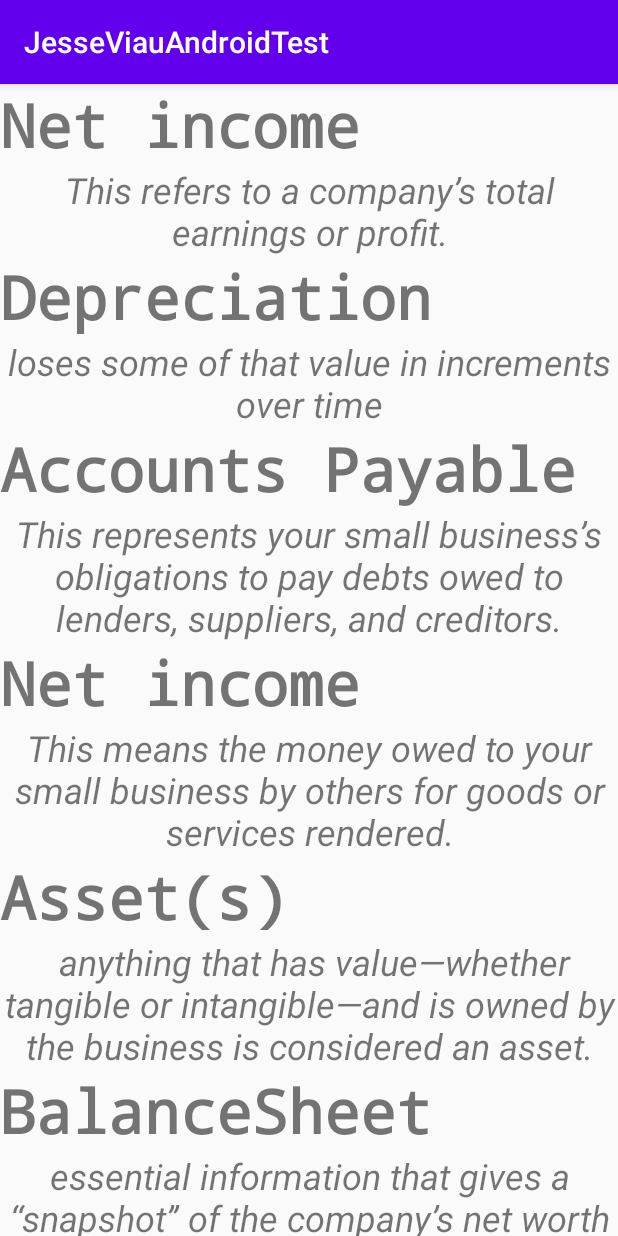
After one commit to jveo/Finance-App, an Android app: the fragment financeTerminologyFragment shown on its own in the app's theme, on a phone screen of 412 x 824 dp. The commit adds this screen. Run offline under Robolectric (Android 15) with nearby library versions, the phone set to English and light mode, and no system bars.

Commit message:
Completed recycler View

```diff
--- /dev/null
+++ b/app/src/main/java/com/example/jesseviauandroidtest/CustomRecyclerViewAdapter.java
@@ -0,0 +1,57 @@
+package com.example.jesseviauandroidtest;
+
+import android.view.LayoutInflater;
+import android.view.View;
+import android.view.ViewGroup;
+import android.widget.TextView;
+
+import androidx.annotation.NonNull;
+import androidx.recyclerview.widget.RecyclerView;
+
+import com.example.jesseviauandroidtest.pojo.Term;
+
+import java.util.ArrayList;
+
+public class CustomRecyclerViewAdapter extends RecyclerView.Adapter<CustomRecyclerViewAdapter.CustomViewHolder> {
+
+    private ArrayList<Term> Terms;
+
+    public CustomRecyclerViewAdapter(ArrayList<Term> Terms){
+        this.Terms = Terms;
+    }
+
+    @NonNull
+    @Override
+    public CustomViewHolder onCreateViewHolder(@NonNull ViewGroup parent, int viewType) {
+        View view = LayoutInflater.from(parent.getContext())
+                .inflate(R.layout.listview_item, null);
+        return new CustomViewHolder(view);
+    }
+
+    @Override
+    public void onBindViewHolder(@NonNull CustomViewHolder holder, int position) {
+        Term term  = Terms.get(position);
+        holder.name.setText(term.getName());
+        holder.description.setText(term.getDefinition());
+    }
+
+    @Override
+    public int getItemCount() {
+        if(Terms != null){
+            return Terms.size();
+        }
+        return 0;
+    }
+
+    class CustomViewHolder extends  RecyclerView.ViewHolder{
+        protected TextView name;
+        protected TextView description;
+
+        public CustomViewHolder(@NonNull View itemView) {
+            super(itemView);
+            this.name = itemView.findViewById(R.id.name);
+            this.description = itemView.findViewById(R.id.itemDescription);
+        }
+    }
+
+}
--- /dev/null
+++ b/app/src/main/java/com/example/jesseviauandroidtest/fragments/financeTerminologyFragment.java
@@ -0,0 +1,113 @@
+package com.example.jesseviauandroidtest.fragments;
+
+import android.os.Bundle;
+
+import androidx.fragment.app.Fragment;
+import androidx.recyclerview.widget.GridLayoutManager;
+import androidx.recyclerview.widget.LinearLayoutManager;
+import androidx.recyclerview.widget.RecyclerView;
+import androidx.recyclerview.widget.StaggeredGridLayoutManager;
+
+import android.view.LayoutInflater;
+import android.view.View;
+import android.view.ViewGroup;
+
+import com.example.jesseviauandroidtest.CustomRecyclerViewAdapter;
+import com.example.jesseviauandroidtest.R;
+import com.example.jesseviauandroidtest.pojo.Term;
+
+import java.util.ArrayList;
+
+/**
+ * A simple {@link Fragment} subclass.
+ * Use the {@link financeTerminologyFragment#newInstance} factory method to
+ * create an instance of this fragment.
+ */
+public class financeTerminologyFragment extends Fragment {
+
+    // TODO: Rename parameter arguments, choose names that match
+    // the fragment initialization parameters, e.g. ARG_ITEM_NUMBER
+    private static final String ARG_PARAM1 = "param1";
+    private static final String ARG_PARAM2 = "param2";
+
+    // TODO: Rename and change types of parameters
+    private String mParam1;
+    private String mParam2;
+
+    public financeTerminologyFragment() {
+        // Required empty public constructor
+    }
+
+    /**
+     * Use this factory method to create a new instance of
+     * this fragment using the provided parameters.
+     *
+     * @param param1 Parameter 1.
+     * @param param2 Parameter 2.
+     * @return A new instance of fragment financeTerminologyFragment.
+     */
+    // TODO: Rename and change types and number of parameters
+    public static financeTerminologyFragment newInstance(String param1, String param2) {
+        financeTerminologyFragment fragment = new financeTerminologyFragment();
+        Bundle args = new Bundle();
+        args.putString(ARG_PARAM1, param1);
+        args.putString(ARG_PARAM2, param2);
+        fragment.setArguments(args);
+        return fragment;
+    }
+
+    @Override
+    public void onCreate(Bundle savedInstanceState) {
+        super.onCreate(savedInstanceState);
+        if (getArguments() != null) {
+            mParam1 = getArguments().getString(ARG_PARAM1);
+            mParam2 = getArguments().getString(ARG_PARAM2);
+        }
+    }
+
+    @Override
+    public View onCreateView(LayoutInflater inflater, ViewGroup container,
+                             Bundle savedInstanceState) {
+        View view = inflater.inflate(R.layout.fragment_finance_terminology, container, false);
+
+        RecyclerView recyclerView = view.findViewById(R.id.recycle);
+        //List of items
+        ArrayList<Term> Terms = new ArrayList<>();
+        Terms.add(new Term("Net income", "This refers to a company’s total earnings or profit."));
+        Terms.add(new Term("Depreciation", "loses some of that value in increments over time"));
+        Terms.add(new Term("Accounts Payable", "This represents your small business’s obligations to pay debts owed to lenders, suppliers, and creditors."));
+        Terms.add(new Term("Net income", "This means the money owed to your small business by others for goods or services rendered."));
+        Terms.add(new Term("Asset(s)", " anything that has value—whether tangible or intangible—and is owned by the business is considered an asset."));
+        Terms.add(new Term("BalanceSheet", "essential information that gives a “snapshot” of the company’s net worth at any given time."));
+        Terms.add(new Term("Captial", "Refers to the overall wealth of a business as demonstrated by its cash accounts, assets, and investments."));
+        Terms.add(new Term("Working Capital", "It consists of the financial resources necessary for maintaining the day-to-day operation of the business."));
+        //Layout Manager
+        /**
+         * comment out when choosing another layout variation
+         */
+        recyclerView.setLayoutManager(new LinearLayoutManager(getContext()));
+
+        /**
+         * Linear layout
+         * uncomment for use
+         */
+//        recyclerView.setLayoutManager(new LinearLayoutManager(getContext(),
+//                LinearLayoutManager.HORIZONTAL,
+//                false));
+        /**
+         * Grid layout
+         */
+//        recyclerView.setLayoutManager(new GridLayoutManager(getContext(), 4));
+        /**
+         * Staggered layout
+         */
+//        recyclerView.setLayoutManager(new StaggeredGridLayoutManager(3,
+//                  LinearLayoutManager.VERTICAL));
+        // new LinearLayoutManager()
+
+        //Set an adapter
+        recyclerView.setAdapter(new CustomRecyclerViewAdapter(Terms));
+
+        return view;
+    }
+}
--- /dev/null
+++ b/app/src/main/java/com/example/jesseviauandroidtest/pojo/Term.java
@@ -0,0 +1,32 @@
+package com.example.jesseviauandroidtest.pojo;
+
+public class Term {
+    private String name;
+    private String definition;
+
+    public Term(String name, String definition) {
+        this.name = name;
+        this.definition = definition;
+    }
+
+    public String getName() {
+        return name;
+    }
+
+    public void setName(String name) {
+        this.name = name;
+    }
+
+    public String getDefinition() {
+        return definition;
+    }
+
+    public void setDefinition(String definition) {
+        this.definition = definition;
+    }
+
+    @Override
+    public String toString() {
+        return this.name;
+    }
+}
--- /dev/null
+++ b/app/src/main/res/layout/fragment_finance_terminology.xml
@@ -0,0 +1,16 @@
+<?xml version="1.0" encoding="utf-8"?>
+<LinearLayout xmlns:android="http://schemas.android.com/apk/res/android"
+    xmlns:tools="http://schemas.android.com/tools"
+    android:layout_width="match_parent"
+    android:layout_height="match_parent"
+    android:gravity="center"
+    android:orientation="vertical"
+    tools:context=".fragments.financeTerminologyFragment">
+
+    <androidx.recyclerview.widget.RecyclerView
+        android:id="@+id/recycle"
+        android:layout_width="match_parent"
+        android:layout_height="match_parent"
+        android:scrollbarSize="4dp" />
+
+</LinearLayout>
--- a/app/src/main/res/menu/activity_main_drawer.xml
+++ b/app/src/main/res/menu/activity_main_drawer.xml
@@ -16,6 +16,11 @@
                 android:title="@string/menu_viewPager" />
 
             <item
+                android:id="@+id/financeTerminologyFragment"
+                android:icon="@drawable/ic_menu_slideshow"
+                android:title="@string/menu_terms" />
+
+            <item
                 android:id="@+id/listViewFragment"
                 android:icon="@drawable/ic_baseline_help_24"
                 android:title="@string/menu_faq" />
--- a/app/src/main/res/navigation/mobile_navigation.xml
+++ b/app/src/main/res/navigation/mobile_navigation.xml
@@ -24,4 +24,9 @@
         android:name="com.example.jesseviauandroidtest.fragments.listViewFragment"
         android:label="@string/menu_faq"
         tools:layout="@layout/fragment_list_view" />
+    <fragment
+        android:id="@+id/financeTerminologyFragment"
+        android:name="com.example.jesseviauandroidtest.fragments.financeTerminologyFragment"
+        android:label="@string/menu_terms"
+        tools:layout="@layout/fragment_finance_terminology" />
 </navigation>
--- a/app/src/main/res/values/strings.xml
+++ b/app/src/main/res/values/strings.xml
@@ -14,6 +14,7 @@
     <string name="menu_contact">Contact</string>
     <string name="menu_faq">FAQ</string>
     <string name="menu_viewPager">VIEW PAGER</string>
+    <string name="menu_terms">Finance Terms</string>
 
     //CONTACT PAGE
     <string name="contactButton">CONTACT</string>
```
Also changed, not shown: app/src/main/res/layout/fragment_tools.xml (deleted, +0 -14 lines), 1 other file.
